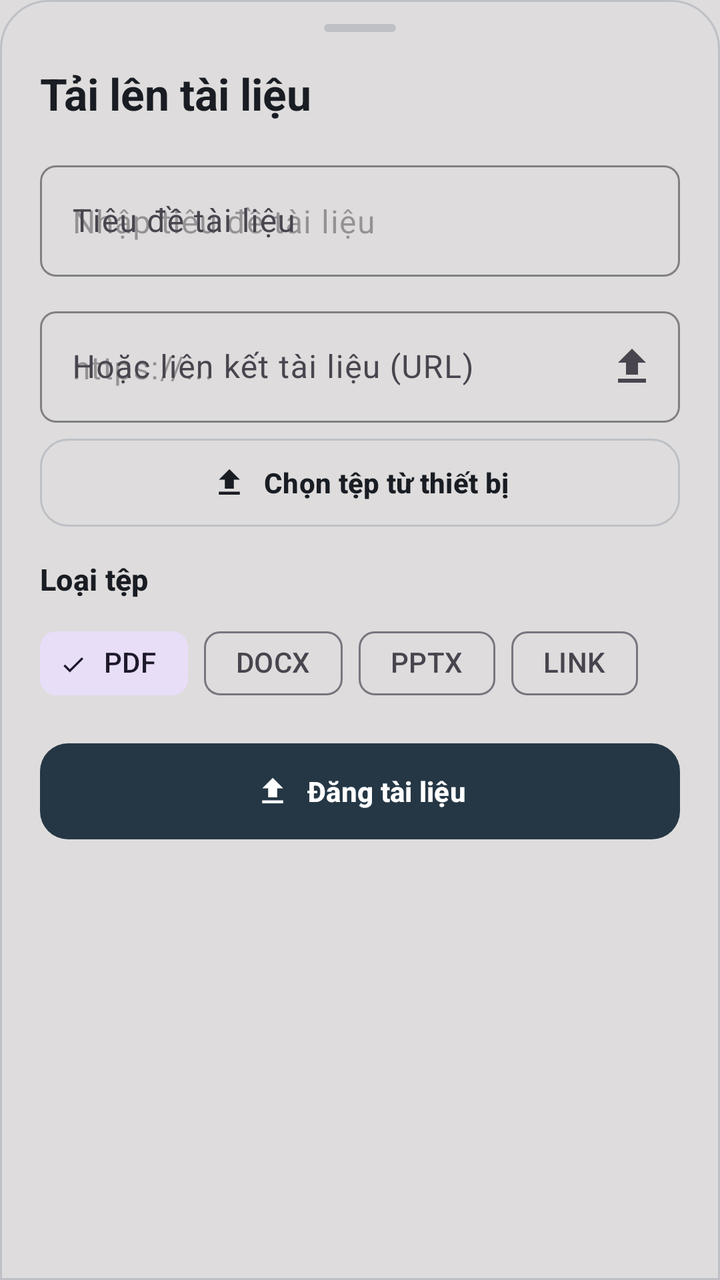
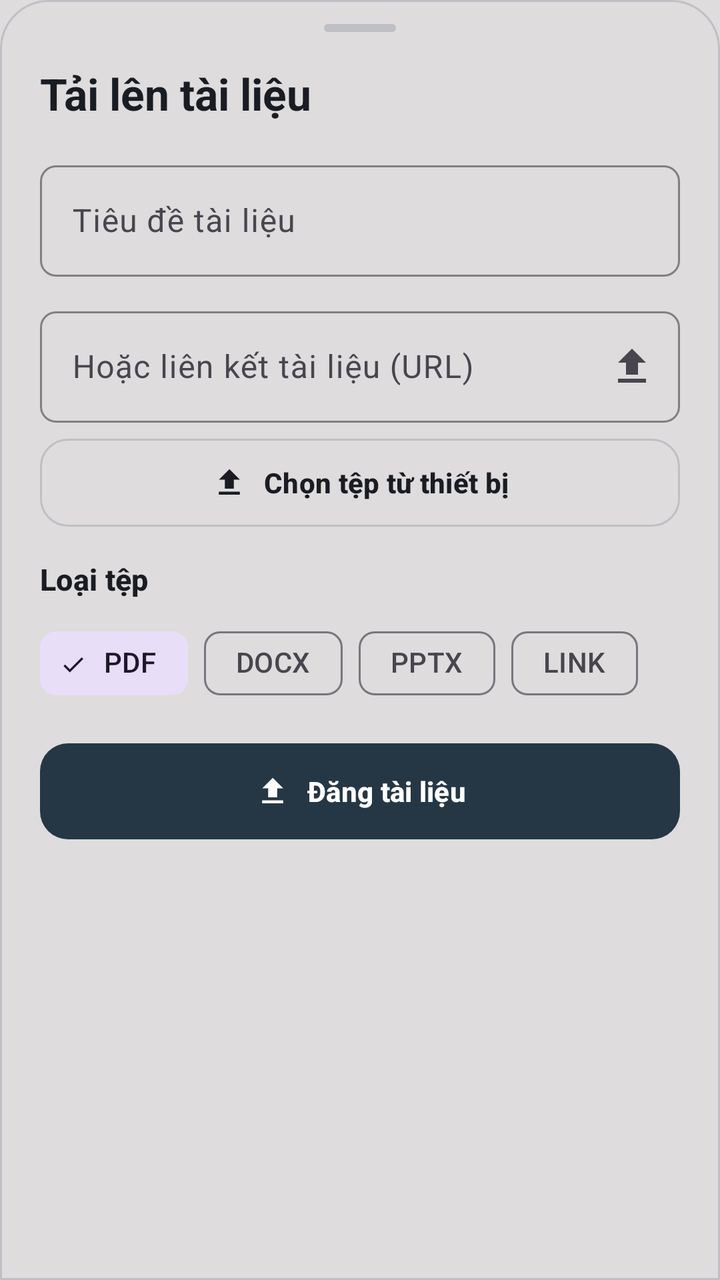

An Android layout rendered at two revisions. The XML below is the earlier revision; the diff shows what the commit changed to produce the second picture.
<!-- AndroidManifest.xml: application theme Theme.UniClassApp -->
<!-- res/layout/dialog_upload_material_bottom_sheet.xml -->
<?xml version="1.0" encoding="utf-8"?>
<androidx.core.widget.NestedScrollView xmlns:android="http://schemas.android.com/apk/res/android"
    xmlns:app="http://schemas.android.com/apk/res-auto"
    android:layout_width="match_parent"
    android:layout_height="wrap_content"
    android:fillViewport="true">

<LinearLayout
    android:layout_width="match_parent"
    android:layout_height="wrap_content"
    android:background="@drawable/bg_unified_bottom_sheet"
    android:orientation="vertical"
    android:paddingHorizontal="@dimen/space_20"
    android:paddingTop="@dimen/space_12"
    android:paddingBottom="@dimen/space_24">

    
    <View
        android:id="@+id/viewDragHandle"
        android:layout_width="36dp"
        android:layout_height="4dp"
        android:layout_gravity="center_horizontal"
        android:background="@drawable/bg_drag_handle" />

    
    <TextView
        android:id="@+id/tvMaterialTitleHeader"
        style="@style/TextAppearance.EduLens.Headline"
        android:layout_width="match_parent"
        android:layout_height="wrap_content"
        android:layout_marginTop="@dimen/space_16"
        android:text="@string/material_upload_title" />

    
    <com.google.android.material.textfield.TextInputLayout
        android:id="@+id/tilMaterialTitle"
        style="@style/Widget.Material3.TextInputLayout.OutlinedBox"
        android:layout_width="match_parent"
        android:layout_height="wrap_content"
        android:layout_marginTop="@dimen/space_16"
        android:hint="@string/label_material_title"
        app:boxCornerRadiusBottomEnd="@dimen/radius_sm"
        app:boxCornerRadiusBottomStart="@dimen/radius_sm"
        app:boxCornerRadiusTopEnd="@dimen/radius_sm"
        app:boxCornerRadiusTopStart="@dimen/radius_sm"
        app:boxStrokeColor="@color/color_primary">

        <com.google.android.material.textfield.TextInputEditText
            android:id="@+id/etMaterialTitle"
            android:layout_width="match_parent"
            android:layout_height="wrap_content"
            android:hint="@string/hint_material_title"
            android:inputType="textCapSentences"
            android:maxLines="2"
            android:textColor="@color/text_primary" />
    </com.google.android.material.textfield.TextInputLayout>

    
    <com.google.android.material.textfield.TextInputLayout
        android:id="@+id/tilMaterialUrl"
        style="@style/Widget.Material3.TextInputLayout.OutlinedBox"
        android:layout_width="match_parent"
        android:layout_height="wrap_content"
        android:layout_marginTop="@dimen/space_12"
        android:hint="@string/label_material_url"
        app:boxCornerRadiusBottomEnd="@dimen/radius_sm"
        app:boxCornerRadiusBottomStart="@dimen/radius_sm"
        app:boxCornerRadiusTopEnd="@dimen/radius_sm"
        app:boxCornerRadiusTopStart="@dimen/radius_sm"
        app:boxStrokeColor="@color/color_primary"
        app:endIconMode="custom"
        app:endIconDrawable="@drawable/ic_upload"
        app:endIconContentDescription="@string/btn_pick_file_from_device">

        <com.google.android.material.textfield.TextInputEditText
            android:id="@+id/etMaterialUrl"
            android:layout_width="match_parent"
            android:layout_height="wrap_content"
            android:hint="@string/hint_material_url"
            android:inputType="textUri"
            android:maxLines="2"
            android:textColor="@color/text_primary" />
    </com.google.android.material.textfield.TextInputLayout>

    
    <com.google.android.material.button.MaterialButton
        android:id="@+id/btnPickMaterialFile"
        style="@style/Widget.EduLens.Button.Outlined"
        android:layout_width="match_parent"
        android:layout_height="44dp"
        android:layout_marginTop="@dimen/space_8"
        android:text="@string/btn_pick_file_from_device"
        app:icon="@drawable/ic_upload"
        app:iconGravity="textStart"
        app:iconPadding="@dimen/space_8" />

    <TextView
        android:id="@+id/tvUploadedFileName"
        style="@style/TextAppearance.EduLens.Caption"
        android:layout_width="match_parent"
        android:layout_height="wrap_content"
        android:layout_marginTop="@dimen/space_4"
        android:textColor="@color/color_primary"
        android:visibility="gone" />

    
    <TextView
        style="@style/TextAppearance.EduLens.Subtitle"
        android:layout_width="match_parent"
        android:layout_height="wrap_content"
        android:layout_marginTop="@dimen/space_16"
        android:text="@string/label_file_type"
        android:textColor="@color/text_primary" />

    <com.google.android.material.chip.ChipGroup
        android:id="@+id/chipGroupFileType"
        android:layout_width="match_parent"
        android:layout_height="wrap_content"
        android:layout_marginTop="@dimen/space_8"
        app:checkedChip="@id/chipPdf"
        app:selectionRequired="true"
        app:singleSelection="true">

        <com.google.android.material.chip.Chip
            android:id="@+id/chipPdf"
            style="@style/Widget.Material3.Chip.Filter"
            android:layout_width="wrap_content"
            android:layout_height="wrap_content"
            android:checked="true"
            android:text="PDF" />

        <com.google.android.material.chip.Chip
            android:id="@+id/chipDocx"
            style="@style/Widget.Material3.Chip.Filter"
            android:layout_width="wrap_content"
            android:layout_height="wrap_content"
            android:text="DOCX" />

        <com.google.android.material.chip.Chip
            android:id="@+id/chipPptx"
            style="@style/Widget.Material3.Chip.Filter"
            android:layout_width="wrap_content"
            android:layout_height="wrap_content"
            android:text="PPTX" />

        <com.google.android.material.chip.Chip
            android:id="@+id/chipLink"
            style="@style/Widget.Material3.Chip.Filter"
            android:layout_width="wrap_content"
            android:layout_height="wrap_content"
            android:text="LINK" />
    </com.google.android.material.chip.ChipGroup>

    
    <ProgressBar
        android:id="@+id/pbSubmitting"
        android:layout_width="wrap_content"
        android:layout_height="wrap_content"
        android:layout_gravity="center_horizontal"
        android:layout_marginTop="@dimen/space_12"
        android:visibility="gone" />

    
    <com.google.android.material.button.MaterialButton
        android:id="@+id/btnSubmitMaterial"
        style="@style/Widget.EduLens.Button.Filled"
        android:layout_width="match_parent"
        android:layout_height="@dimen/button_height_lg"
        android:layout_marginTop="@dimen/space_16"
        android:text="@string/btn_post_material"
        app:icon="@drawable/ic_upload"
        app:iconGravity="textStart"
        app:iconPadding="@dimen/space_8" />
</LinearLayout>
</androidx.core.widget.NestedScrollView>
<!-- resources referenced by this layout -->
<resources>
  <color name="color_primary">#253745</color>
  <color name="text_primary">@color/uc_text_primary</color>
  <dimen name="button_height_lg">48dp</dimen>
  <dimen name="radius_sm">8dp</dimen>
  <dimen name="space_12">12dp</dimen>
  <dimen name="space_16">16dp</dimen>
  <dimen name="space_20">20dp</dimen>
  <dimen name="space_24">24dp</dimen>
  <dimen name="space_4">4dp</dimen>
  <dimen name="space_8">8dp</dimen>
  <!-- drawable bg_drag_handle (drawable) -->
  <?xml version="1.0" encoding="utf-8"?>
  <shape xmlns:android="http://schemas.android.com/apk/res/android"
      android:shape="rectangle">
      <corners android:radius="@dimen/radius_pill" />
      <solid android:color="@color/outline_border" />
      <size
          android:width="36dp"
          android:height="4dp" />
  </shape>
  <!-- drawable bg_unified_bottom_sheet (drawable) -->
  <?xml version="1.0" encoding="utf-8"?>
  <shape xmlns:android="http://schemas.android.com/apk/res/android"
      android:shape="rectangle">
      <solid android:color="@color/uc_bg_bottom_nav" />
      <corners
          android:topLeftRadius="24dp"
          android:topRightRadius="24dp" />
      <stroke
          android:width="1dp"
          android:color="@color/uc_border_card" />
  </shape>
  <!-- drawable ic_upload (drawable) -->
  <vector xmlns:android="http://schemas.android.com/apk/res/android"
      android:width="24dp"
      android:height="24dp"
      android:viewportWidth="24"
      android:viewportHeight="24">
      <path
          android:fillColor="#FF1976D2"
          android:pathData="M9,16h6v-6h4l-7,-7 -7,7h4v6zm-4,2h14v2H5v-2z" />
  </vector>
  <string name="btn_pick_file_from_device">Chọn tệp từ thiết bị</string>
  <string name="btn_post_material">Đăng tài liệu</string>
  <string name="hint_material_title">Nhập tiêu đề tài liệu</string>
  <string name="hint_material_url">https://...</string>
  <string name="label_file_type">Loại tệp</string>
  <string name="label_material_title">Tiêu đề tài liệu</string>
  <string name="label_material_url">Hoặc liên kết tài liệu (URL)</string>
  <string name="material_upload_title">Tải lên tài liệu</string>
  <style name="TextAppearance.EduLens.Caption" parent="TextAppearance.Material3.BodySmall">
          <item name="android:textSize">12sp</item>
          <item name="android:textStyle">normal</item>
          <item name="android:textColor">@color/text_secondary</item>
      </style>
  <style name="TextAppearance.EduLens.Headline" parent="TextAppearance.Material3.HeadlineSmall">
          <item name="android:textSize">22sp</item>
          <item name="android:textStyle">bold</item>
          <item name="android:textColor">@color/text_primary</item>
      </style>
  <style name="TextAppearance.EduLens.Subtitle" parent="TextAppearance.Material3.TitleSmall">
          <item name="android:textSize">15sp</item>
          <item name="android:textStyle">bold</item>
          <item name="android:textColor">@color/text_primary</item>
      </style>
  <style name="Theme.UniClassApp" parent="Base.Theme.UniClassApp" />
  <color name="uc_text_primary">#191D23</color>
  <dimen name="radius_pill">999dp</dimen>
  <color name="outline_border">@color/uc_border_card</color>
  <color name="uc_bg_bottom_nav">@color/uc_bg_canvas</color>
  <color name="uc_border_card">#73989DAA</color>
  <color name="text_secondary">@color/uc_text_secondary</color>
  <dimen name="button_height_md">40dp</dimen>
  <color name="uc_btn_primary_bg">#253745</color>
  <color name="uc_btn_primary_text">#FFFFFF</color>
  <color name="uc_bg_canvas">#DEDCDC</color>
  <color name="uc_text_secondary">#4A5C6A</color>
  <color name="p2_teal">#57707A</color>
  <color name="p2_lavender">#C5BAC4</color>
  <color name="color_error">#DC2626</color>
  <!-- unchanged entries left out for length: 3 -->
</resources>

<!-- the commit's change to res/layout/dialog_upload_material_bottom_sheet.xml (unified diff, before → after) -->
@@ -39,6 +39,7 @@
         android:layout_height="wrap_content"
         android:layout_marginTop="@dimen/space_16"
         android:hint="@string/label_material_title"
+        app:placeholderText="@string/hint_material_title"
         app:boxCornerRadiusBottomEnd="@dimen/radius_sm"
         app:boxCornerRadiusBottomStart="@dimen/radius_sm"
         app:boxCornerRadiusTopEnd="@dimen/radius_sm"
@@ -49,7 +50,6 @@
             android:id="@+id/etMaterialTitle"
             android:layout_width="match_parent"
             android:layout_height="wrap_content"
-            android:hint="@string/hint_material_title"
             android:inputType="textCapSentences"
             android:maxLines="2"
             android:textColor="@color/text_primary" />
@@ -63,6 +63,7 @@
         android:layout_height="wrap_content"
         android:layout_marginTop="@dimen/space_12"
         android:hint="@string/label_material_url"
+        app:placeholderText="@string/hint_material_url"
         app:boxCornerRadiusBottomEnd="@dimen/radius_sm"
         app:boxCornerRadiusBottomStart="@dimen/radius_sm"
         app:boxCornerRadiusTopEnd="@dimen/radius_sm"
@@ -76,7 +77,6 @@
             android:id="@+id/etMaterialUrl"
             android:layout_width="match_parent"
             android:layout_height="wrap_content"
-            android:hint="@string/hint_material_url"
             android:inputType="textUri"
             android:maxLines="2"
             android:textColor="@color/text_primary" />
